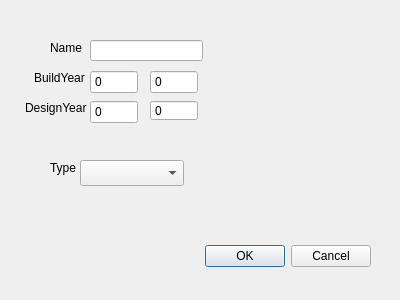
Above: searchComputerDialog.ui from annakrih/T113VLN1-3 before the change. Below: the same form after it.
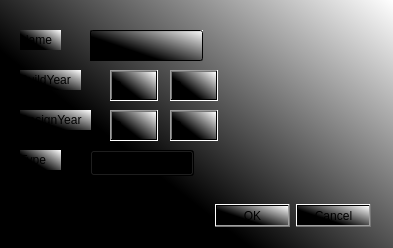
That is the form after the change.

Commit message: search C dialog

```diff
--- a/searchComputerDialog.ui
+++ b/searchComputerDialog.ui
@@ -6,22 +6,28 @@
    <rect>
     <x>0</x>
     <y>0</y>
-    <width>400</width>
-    <height>300</height>
+    <width>393</width>
+    <height>248</height>
    </rect>
   </property>
   <property name="windowTitle">
    <string>Dialog</string>
   </property>
+  <property name="styleSheet">
+   <string notr="true">background-color: qlineargradient(spread:pad, x1:0.291, y1:0.568, x2:1, y2:0, stop:0 rgba(0, 0, 0, 255), stop:1 rgba(255, 255, 255, 255));</string>
+  </property>
   <widget class="QDialogButtonBox" name="buttonBox">
    <property name="geometry">
     <rect>
      <x>30</x>
-     <y>240</y>
+     <y>200</y>
      <width>341</width>
      <height>32</height>
     </rect>
    </property>
+   <property name="styleSheet">
+    <string notr="true">background-color: qconicalgradient(cx:1, cy:0.0340909, angle:0, stop:0 rgba(35, 40, 3, 255), stop:0.16 rgba(136, 106, 22, 255), stop:0.225 rgba(166, 140, 41, 255), stop:0.285 rgba(204, 181, 74, 255), stop:0.345 rgba(235, 219, 102, 255), stop:0.415 rgba(245, 236, 112, 255), stop:0.52 rgba(209, 190, 76, 255), stop:0.57 rgba(187, 156, 51, 255), stop:0.635 rgba(168, 142, 42, 255), stop:0.695 rgba(202, 174, 68, 255), stop:0.75 rgba(218, 202, 86, 255), stop:0.815 rgba(208, 187, 73, 255), stop:0.88 rgba(187, 156, 51, 255), stop:0.935 rgba(137, 108, 26, 255), stop:1 rgba(35, 40, 3, 255));</string>
+   </property>
    <property name="orientation">
     <enum>Qt::Horizontal</enum>
    </property>
@@ -32,12 +38,15 @@
   <widget class="QLabel" name="labelName">
    <property name="geometry">
     <rect>
-     <x>50</x>
-     <y>40</y>
+     <x>20</x>
+     <y>30</y>
      <width>41</width>
-     <height>16</height>
+     <height>20</height>
     </rect>
    </property>
+   <property name="styleSheet">
+    <string notr="true">background-color: qconicalgradient(cx:1, cy:0.0340909, angle:0, stop:0 rgba(35, 40, 3, 255), stop:0.16 rgba(136, 106, 22, 255), stop:0.225 rgba(166, 140, 41, 255), stop:0.285 rgba(204, 181, 74, 255), stop:0.345 rgba(235, 219, 102, 255), stop:0.415 rgba(245, 236, 112, 255), stop:0.52 rgba(209, 190, 76, 255), stop:0.57 rgba(187, 156, 51, 255), stop:0.635 rgba(168, 142, 42, 255), stop:0.695 rgba(202, 174, 68, 255), stop:0.75 rgba(218, 202, 86, 255), stop:0.815 rgba(208, 187, 73, 255), stop:0.88 rgba(187, 156, 51, 255), stop:0.935 rgba(137, 108, 26, 255), stop:1 rgba(35, 40, 3, 255));</string>
+   </property>
    <property name="text">
     <string>Name</string>
    </property>
@@ -45,12 +54,15 @@
   <widget class="QLabel" name="labelDY">
    <property name="geometry">
     <rect>
-     <x>25</x>
-     <y>100</y>
+     <x>20</x>
+     <y>110</y>
      <width>71</width>
-     <height>16</height>
+     <height>20</height>
     </rect>
    </property>
+   <property name="styleSheet">
+    <string notr="true">background-color: qconicalgradient(cx:1, cy:0.0340909, angle:0, stop:0 rgba(35, 40, 3, 255), stop:0.16 rgba(136, 106, 22, 255), stop:0.225 rgba(166, 140, 41, 255), stop:0.285 rgba(204, 181, 74, 255), stop:0.345 rgba(235, 219, 102, 255), stop:0.415 rgba(245, 236, 112, 255), stop:0.52 rgba(209, 190, 76, 255), stop:0.57 rgba(187, 156, 51, 255), stop:0.635 rgba(168, 142, 42, 255), stop:0.695 rgba(202, 174, 68, 255), stop:0.75 rgba(218, 202, 86, 255), stop:0.815 rgba(208, 187, 73, 255), stop:0.88 rgba(187, 156, 51, 255), stop:0.935 rgba(137, 108, 26, 255), stop:1 rgba(35, 40, 3, 255));</string>
+   </property>
    <property name="text">
     <string>DesignYear</string>
    </property>
@@ -58,12 +70,15 @@
   <widget class="QLabel" name="LabelBY">
    <property name="geometry">
     <rect>
-     <x>34</x>
+     <x>20</x>
      <y>70</y>
-     <width>59</width>
-     <height>16</height>
+     <width>61</width>
+     <height>20</height>
     </rect>
    </property>
+   <property name="styleSheet">
+    <string notr="true">background-color: qconicalgradient(cx:1, cy:0.0340909, angle:0, stop:0 rgba(35, 40, 3, 255), stop:0.16 rgba(136, 106, 22, 255), stop:0.225 rgba(166, 140, 41, 255), stop:0.285 rgba(204, 181, 74, 255), stop:0.345 rgba(235, 219, 102, 255), stop:0.415 rgba(245, 236, 112, 255), stop:0.52 rgba(209, 190, 76, 255), stop:0.57 rgba(187, 156, 51, 255), stop:0.635 rgba(168, 142, 42, 255), stop:0.695 rgba(202, 174, 68, 255), stop:0.75 rgba(218, 202, 86, 255), stop:0.815 rgba(208, 187, 73, 255), stop:0.88 rgba(187, 156, 51, 255), stop:0.935 rgba(137, 108, 26, 255), stop:1 rgba(35, 40, 3, 255));</string>
+   </property>
    <property name="text">
     <string>BuildYear</string>
    </property>
@@ -71,12 +86,15 @@
   <widget class="QLabel" name="labelType">
    <property name="geometry">
     <rect>
-     <x>50</x>
-     <y>160</y>
+     <x>20</x>
+     <y>150</y>
      <width>41</width>
-     <height>16</height>
+     <height>20</height>
     </rect>
    </property>
+   <property name="styleSheet">
+    <string notr="true">background-color: qconicalgradient(cx:1, cy:0.0340909, angle:0, stop:0 rgba(35, 40, 3, 255), stop:0.16 rgba(136, 106, 22, 255), stop:0.225 rgba(166, 140, 41, 255), stop:0.285 rgba(204, 181, 74, 255), stop:0.345 rgba(235, 219, 102, 255), stop:0.415 rgba(245, 236, 112, 255), stop:0.52 rgba(209, 190, 76, 255), stop:0.57 rgba(187, 156, 51, 255), stop:0.635 rgba(168, 142, 42, 255), stop:0.695 rgba(202, 174, 68, 255), stop:0.75 rgba(218, 202, 86, 255), stop:0.815 rgba(208, 187, 73, 255), stop:0.88 rgba(187, 156, 51, 255), stop:0.935 rgba(137, 108, 26, 255), stop:1 rgba(35, 40, 3, 255));</string>
+   </property>
    <property name="text">
     <string>Type</string>
    </property>
@@ -85,21 +103,27 @@
    <property name="geometry">
     <rect>
      <x>90</x>
-     <y>40</y>
+     <y>30</y>
      <width>113</width>
-     <height>21</height>
+     <height>31</height>
     </rect>
    </property>
+   <property name="styleSheet">
+    <string notr="true">background-color: qconicalgradient(cx:1, cy:0.0340909, angle:0, stop:0 rgba(35, 40, 3, 255), stop:0.16 rgba(136, 106, 22, 255), stop:0.225 rgba(166, 140, 41, 255), stop:0.285 rgba(204, 181, 74, 255), stop:0.345 rgba(235, 219, 102, 255), stop:0.415 rgba(245, 236, 112, 255), stop:0.52 rgba(209, 190, 76, 255), stop:0.57 rgba(187, 156, 51, 255), stop:0.635 rgba(168, 142, 42, 255), stop:0.695 rgba(202, 174, 68, 255), stop:0.75 rgba(218, 202, 86, 255), stop:0.815 rgba(208, 187, 73, 255), stop:0.88 rgba(187, 156, 51, 255), stop:0.935 rgba(137, 108, 26, 255), stop:1 rgba(35, 40, 3, 255));</string>
+   </property>
   </widget>
   <widget class="QSpinBox" name="InputBuildYearFrom">
    <property name="geometry">
     <rect>
-     <x>90</x>
+     <x>110</x>
      <y>70</y>
      <width>48</width>
-     <height>24</height>
+     <height>31</height>
     </rect>
    </property>
+   <property name="styleSheet">
+    <string notr="true">background-color: qconicalgradient(cx:1, cy:0.0340909, angle:0, stop:0 rgba(35, 40, 3, 255), stop:0.16 rgba(136, 106, 22, 255), stop:0.225 rgba(166, 140, 41, 255), stop:0.285 rgba(204, 181, 74, 255), stop:0.345 rgba(235, 219, 102, 255), stop:0.415 rgba(245, 236, 112, 255), stop:0.52 rgba(209, 190, 76, 255), stop:0.57 rgba(187, 156, 51, 255), stop:0.635 rgba(168, 142, 42, 255), stop:0.695 rgba(202, 174, 68, 255), stop:0.75 rgba(218, 202, 86, 255), stop:0.815 rgba(208, 187, 73, 255), stop:0.88 rgba(187, 156, 51, 255), stop:0.935 rgba(137, 108, 26, 255), stop:1 rgba(35, 40, 3, 255));</string>
+   </property>
    <property name="buttonSymbols">
     <enum>QAbstractSpinBox::NoButtons</enum>
    </property>
@@ -107,12 +131,15 @@
   <widget class="QSpinBox" name="InputDesignYearFrom">
    <property name="geometry">
     <rect>
-     <x>90</x>
-     <y>100</y>
+     <x>110</x>
+     <y>110</y>
      <width>48</width>
-     <height>24</height>
+     <height>31</height>
     </rect>
    </property>
+   <property name="styleSheet">
+    <string notr="true">background-color: qconicalgradient(cx:1, cy:0.0340909, angle:0, stop:0 rgba(35, 40, 3, 255), stop:0.16 rgba(136, 106, 22, 255), stop:0.225 rgba(166, 140, 41, 255), stop:0.285 rgba(204, 181, 74, 255), stop:0.345 rgba(235, 219, 102, 255), stop:0.415 rgba(245, 236, 112, 255), stop:0.52 rgba(209, 190, 76, 255), stop:0.57 rgba(187, 156, 51, 255), stop:0.635 rgba(168, 142, 42, 255), stop:0.695 rgba(202, 174, 68, 255), stop:0.75 rgba(218, 202, 86, 255), stop:0.815 rgba(208, 187, 73, 255), stop:0.88 rgba(187, 156, 51, 255), stop:0.935 rgba(137, 108, 26, 255), stop:1 rgba(35, 40, 3, 255));</string>
+   </property>
    <property name="buttonSymbols">
     <enum>QAbstractSpinBox::NoButtons</enum>
    </property>
@@ -120,22 +147,28 @@
   <widget class="QComboBox" name="InputType">
    <property name="geometry">
     <rect>
-     <x>80</x>
-     <y>160</y>
+     <x>90</x>
+     <y>150</y>
      <width>104</width>
      <height>26</height>
     </rect>
    </property>
+   <property name="styleSheet">
+    <string notr="true">background-color: qconicalgradient(cx:1, cy:0.0340909, angle:0, stop:0 rgba(35, 40, 3, 255), stop:0.16 rgba(136, 106, 22, 255), stop:0.225 rgba(166, 140, 41, 255), stop:0.285 rgba(204, 181, 74, 255), stop:0.345 rgba(235, 219, 102, 255), stop:0.415 rgba(245, 236, 112, 255), stop:0.52 rgba(209, 190, 76, 255), stop:0.57 rgba(187, 156, 51, 255), stop:0.635 rgba(168, 142, 42, 255), stop:0.695 rgba(202, 174, 68, 255), stop:0.75 rgba(218, 202, 86, 255), stop:0.815 rgba(208, 187, 73, 255), stop:0.88 rgba(187, 156, 51, 255), stop:0.935 rgba(137, 108, 26, 255), stop:1 rgba(35, 40, 3, 255));</string>
+   </property>
   </widget>
   <widget class="QSpinBox" name="InputBuildYearTo">
    <property name="geometry">
     <rect>
-     <x>150</x>
+     <x>170</x>
      <y>70</y>
      <width>48</width>
-     <height>24</height>
+     <height>31</height>
     </rect>
    </property>
+   <property name="styleSheet">
+    <string notr="true">background-color: qconicalgradient(cx:1, cy:0.0340909, angle:0, stop:0 rgba(35, 40, 3, 255), stop:0.16 rgba(136, 106, 22, 255), stop:0.225 rgba(166, 140, 41, 255), stop:0.285 rgba(204, 181, 74, 255), stop:0.345 rgba(235, 219, 102, 255), stop:0.415 rgba(245, 236, 112, 255), stop:0.52 rgba(209, 190, 76, 255), stop:0.57 rgba(187, 156, 51, 255), stop:0.635 rgba(168, 142, 42, 255), stop:0.695 rgba(202, 174, 68, 255), stop:0.75 rgba(218, 202, 86, 255), stop:0.815 rgba(208, 187, 73, 255), stop:0.88 rgba(187, 156, 51, 255), stop:0.935 rgba(137, 108, 26, 255), stop:1 rgba(35, 40, 3, 255));</string>
+   </property>
    <property name="buttonSymbols">
     <enum>QAbstractSpinBox::NoButtons</enum>
    </property>
@@ -143,12 +176,15 @@
   <widget class="QSpinBox" name="InputDesignYearTo">
    <property name="geometry">
     <rect>
-     <x>150</x>
-     <y>100</y>
+     <x>170</x>
+     <y>110</y>
      <width>48</width>
-     <height>21</height>
+     <height>31</height>
     </rect>
    </property>
+   <property name="styleSheet">
+    <string notr="true">background-color: qconicalgradient(cx:1, cy:0.0340909, angle:0, stop:0 rgba(35, 40, 3, 255), stop:0.16 rgba(136, 106, 22, 255), stop:0.225 rgba(166, 140, 41, 255), stop:0.285 rgba(204, 181, 74, 255), stop:0.345 rgba(235, 219, 102, 255), stop:0.415 rgba(245, 236, 112, 255), stop:0.52 rgba(209, 190, 76, 255), stop:0.57 rgba(187, 156, 51, 255), stop:0.635 rgba(168, 142, 42, 255), stop:0.695 rgba(202, 174, 68, 255), stop:0.75 rgba(218, 202, 86, 255), stop:0.815 rgba(208, 187, 73, 255), stop:0.88 rgba(187, 156, 51, 255), stop:0.935 rgba(137, 108, 26, 255), stop:1 rgba(35, 40, 3, 255));</string>
+   </property>
    <property name="buttonSymbols">
     <enum>QAbstractSpinBox::NoButtons</enum>
    </property>
```
